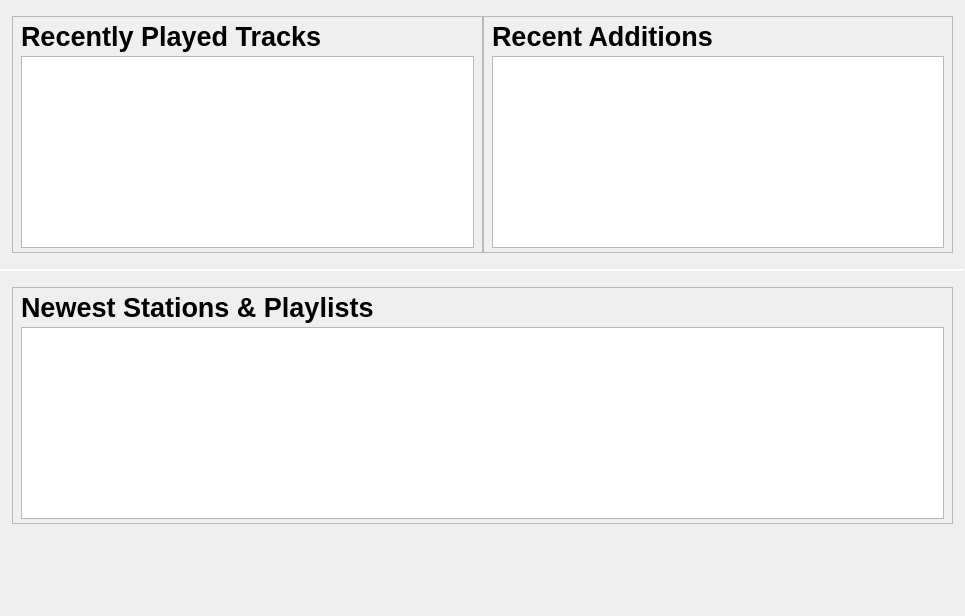
tomahawk-player/tomahawk, file src/libtomahawk/widgets/Dashboard.ui: the form before one commit.
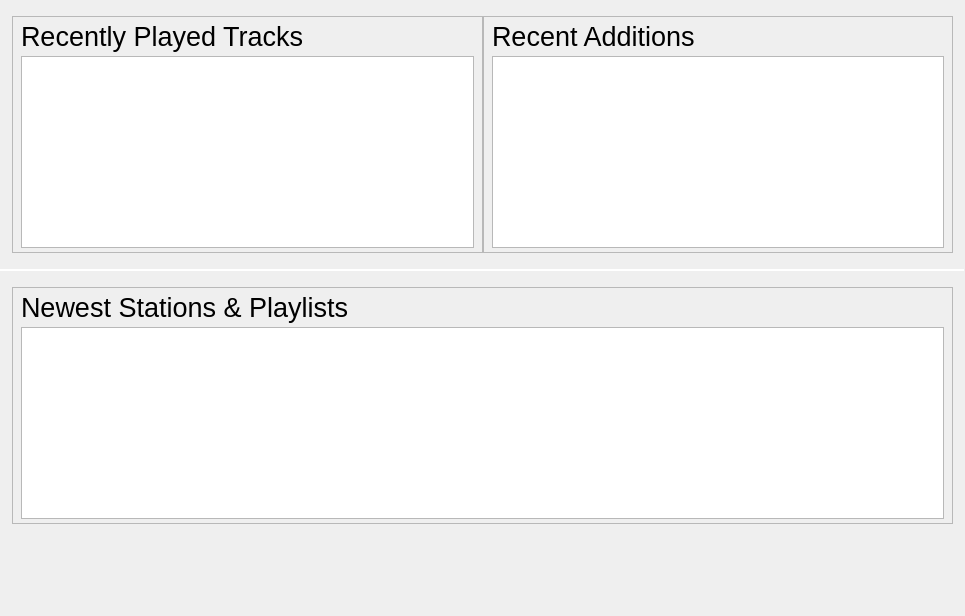
The form after the commit. Custom widgets are drawn as their Qt base class.

Commit message: * Set captions to non-bold in .ui.

What changed in the file:
```diff
--- a/src/libtomahawk/widgets/Dashboard.ui
+++ b/src/libtomahawk/widgets/Dashboard.ui
@@ -81,8 +81,8 @@
              <property name="font">
               <font>
                <pointsize>20</pointsize>
-               <weight>75</weight>
-               <bold>true</bold>
+               <weight>50</weight>
+               <bold>false</bold>
               </font>
              </property>
              <property name="text">
@@ -137,9 +137,10 @@
             <widget class="QLabel" name="label_2">
              <property name="font">
               <font>
+               <family>Arial</family>
                <pointsize>20</pointsize>
-               <weight>75</weight>
-               <bold>true</bold>
+               <weight>50</weight>
+               <bold>false</bold>
               </font>
              </property>
              <property name="text">
@@ -247,8 +248,8 @@
            <property name="font">
             <font>
              <pointsize>20</pointsize>
-             <weight>75</weight>
-             <bold>true</bold>
+             <weight>50</weight>
+             <bold>false</bold>
             </font>
            </property>
            <property name="text">
```
The commit also changes 1 other file.
